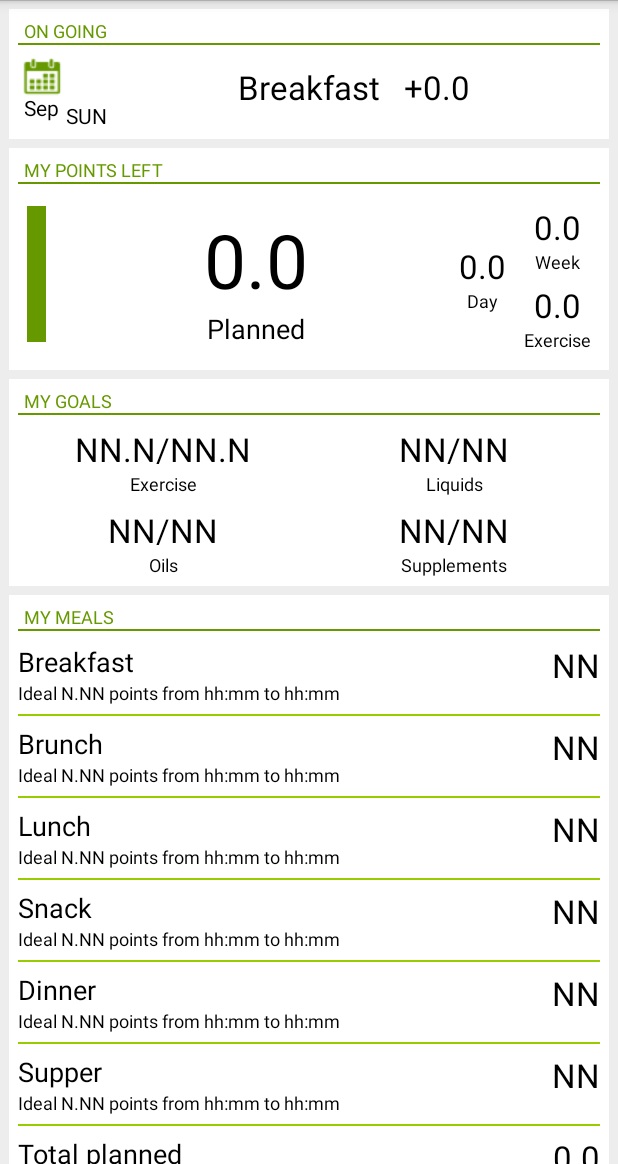
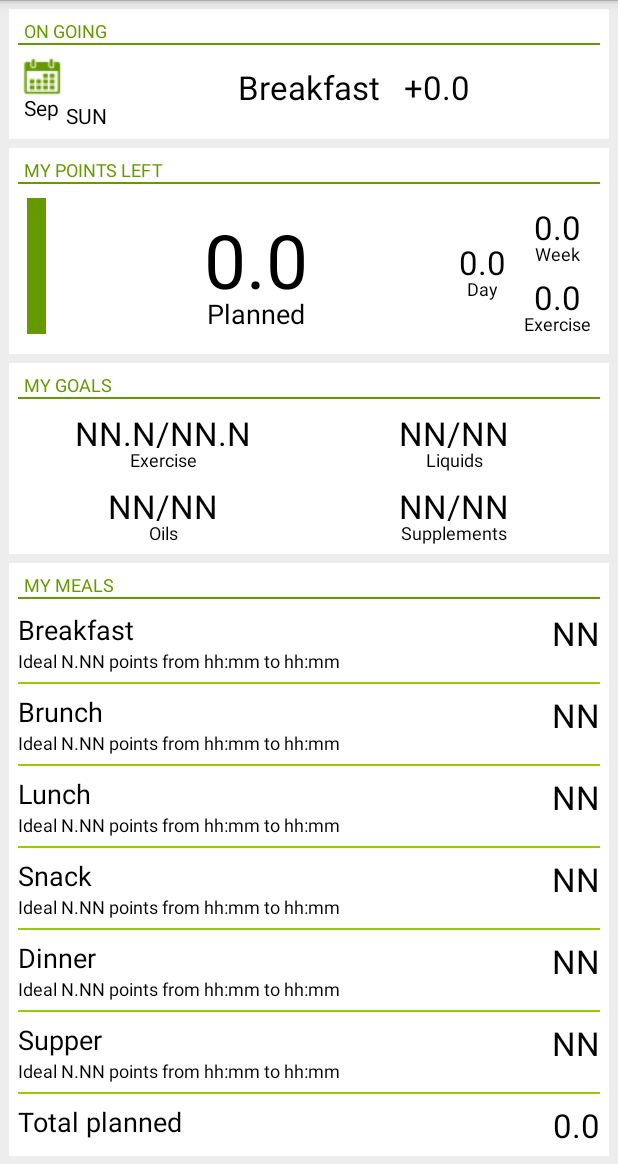
Before and after one commit to ARNdroid/EasyTargetDiet, an Android app: the screen it shows after launch (JournalActivity), on a phone screen of 412 x 824 dp, the part 72-1236 px from its top. Run offline under Robolectric (Android 15) with nearby library versions, the phone set to English and light mode, and no system bars; libraries missing offline, so code that uses them is left out: org.slf4j; 78 statements that could not run were skipped.

Commit message:
@Mamute: Fix #175.

```diff
--- a/EasyTargetDiet/src/main/res/layout/forecast_balance_fragment.xml
+++ b/EasyTargetDiet/src/main/res/layout/forecast_balance_fragment.xml
@@ -47,6 +47,7 @@
                 android:id="@+id/lblUsed"
                 android:layout_width="wrap_content"
                 android:layout_height="wrap_content"
+                android:layout_marginTop="@dimen/margin_collapsed_below_data_small"
                 android:text="@string/done" />
 
         </LinearLayout>
@@ -78,6 +79,7 @@
                 android:id="@+id/lblToUse"
                 android:layout_width="wrap_content"
                 android:layout_height="wrap_content"
+                android:layout_marginTop="@dimen/margin_collapsed_below_data_small"
                 android:text="@string/to_do" />
 
         </LinearLayout>
@@ -110,6 +112,7 @@
             android:id="@+id/lblForecast"
             android:layout_width="wrap_content"
             android:layout_height="wrap_content"
+            android:layout_marginTop="@dimen/margin_collapsed_below_data_small"
             android:text="@string/forecast" />
 
     </LinearLayout>
@@ -137,6 +140,7 @@
             android:id="@+id/lblBalance"
             android:layout_width="wrap_content"
             android:layout_height="wrap_content"
+            android:layout_marginTop="@dimen/margin_collapsed_below_data_small"
             android:text="@string/balance" />
 
     </LinearLayout>
--- a/EasyTargetDiet/src/main/res/layout/include_journal_my_goals_line1.xml
+++ b/EasyTargetDiet/src/main/res/layout/include_journal_my_goals_line1.xml
@@ -30,6 +30,7 @@
             android:layout_width="wrap_content"
             android:layout_height="wrap_content"
             android:layout_centerHorizontal="true"
+            android:layout_marginTop="@dimen/margin_collapsed_below_data_small"
             android:text="@string/exercise" />
 
     </RelativeLayout>
@@ -57,6 +58,7 @@
             android:layout_width="wrap_content"
             android:layout_height="wrap_content"
             android:layout_centerHorizontal="true"
+            android:layout_marginTop="@dimen/margin_collapsed_below_data_small"
             android:text="@string/liquid" />
 
     </RelativeLayout>
--- a/EasyTargetDiet/src/main/res/layout/include_journal_my_goals_line2.xml
+++ b/EasyTargetDiet/src/main/res/layout/include_journal_my_goals_line2.xml
@@ -30,6 +30,7 @@
             android:layout_width="wrap_content"
             android:layout_height="wrap_content"
             android:layout_centerHorizontal="true"
+            android:layout_marginTop="@dimen/margin_collapsed_below_data_small"
             android:text="@string/oil" />
 
     </RelativeLayout>
@@ -57,6 +58,7 @@
             android:layout_width="wrap_content"
             android:layout_height="wrap_content"
             android:layout_centerHorizontal="true"
+            android:layout_marginTop="@dimen/margin_collapsed_below_data_small"
             android:text="@string/supplement" />
 
     </RelativeLayout>
--- a/EasyTargetDiet/src/main/res/layout/journal_my_points_fragment.xml
+++ b/EasyTargetDiet/src/main/res/layout/journal_my_points_fragment.xml
@@ -65,6 +65,7 @@
                 android:id="@+id/lblPtsPlanned"
                 android:layout_width="wrap_content"
                 android:layout_height="wrap_content"
+                android:layout_marginTop="@dimen/margin_collapsed_below_data_large"
                 android:text="@string/planned" />
 
         </LinearLayout>
@@ -88,6 +89,7 @@
                 android:id="@+id/lblPtsDay"
                 android:layout_width="wrap_content"
                 android:layout_height="wrap_content"
+                android:layout_marginTop="@dimen/margin_collapsed_below_data_small"
                 android:text="@string/day" />
 
         </LinearLayout>
@@ -111,6 +113,7 @@
                 android:id="@+id/lblPtsWeek"
                 android:layout_width="wrap_content"
                 android:layout_height="wrap_content"
+                android:layout_marginTop="@dimen/margin_collapsed_below_data_small"
                 android:text="@string/week" />
 
             <TextView
@@ -126,6 +129,7 @@
                 android:id="@+id/lblPtsExercises"
                 android:layout_width="wrap_content"
                 android:layout_height="wrap_content"
+                android:layout_marginTop="@dimen/margin_collapsed_below_data_small"
                 android:text="@string/exercise" />
 
         </LinearLayout>
```
